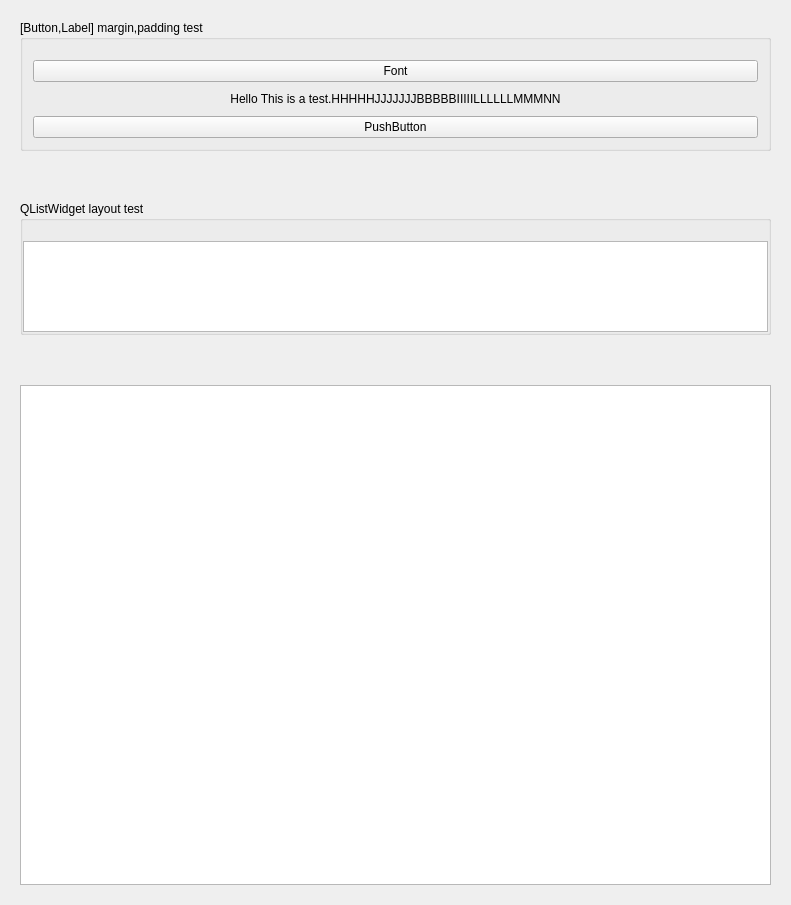
Qt form form.ui (ruoxianSun/nestpp) before a commit.
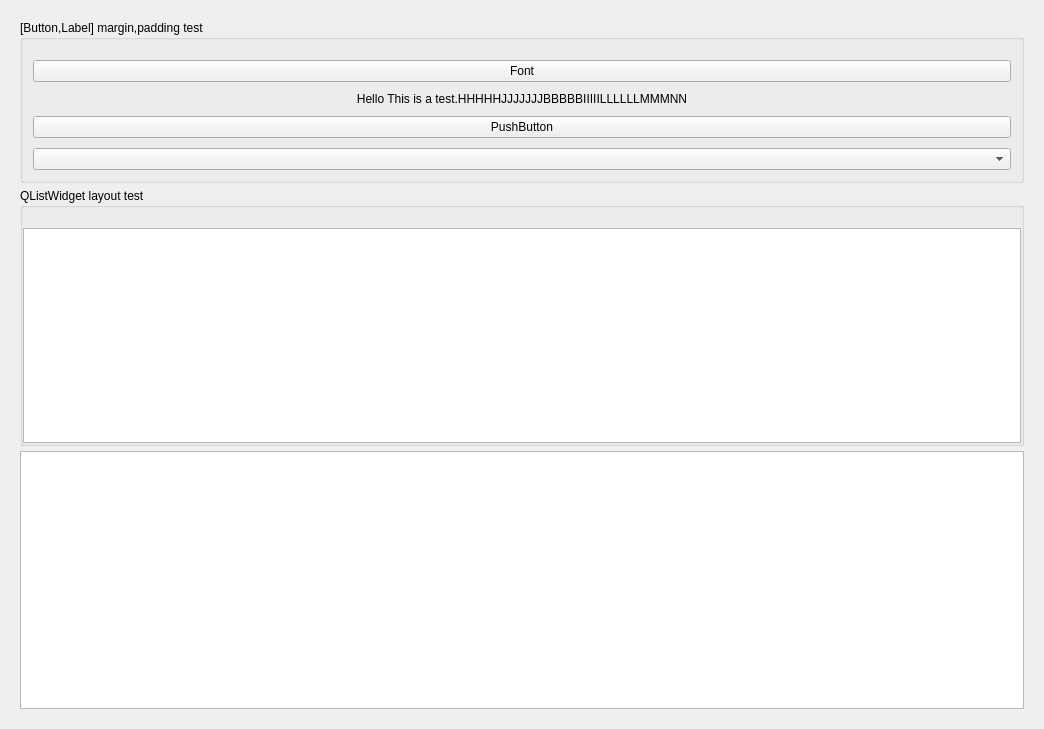
The same form after that commit. Icons and pictures are not drawn. Custom widgets are drawn as their Qt base class.

Diff of the .ui file:
```diff
--- a/form.ui
+++ b/form.ui
@@ -6,8 +6,8 @@
    <rect>
     <x>0</x>
     <y>0</y>
-    <width>787</width>
-    <height>905</height>
+    <width>1044</width>
+    <height>729</height>
    </rect>
   </property>
   <property name="windowTitle">
@@ -15,7 +15,7 @@
   </property>
   <layout class="QVBoxLayout" name="verticalLayout">
    <property name="spacing">
-    <number>50</number>
+    <number>5</number>
    </property>
    <property name="leftMargin">
     <number>20</number>
@@ -87,11 +87,20 @@
         </property>
        </widget>
       </item>
+      <item>
+       <widget class="QComboBox" name="comboBox"/>
+      </item>
      </layout>
     </widget>
    </item>
    <item>
     <widget class="QGroupBox" name="groupBox">
+     <property name="minimumSize">
+      <size>
+       <width>0</width>
+       <height>200</height>
+      </size>
+     </property>
      <property name="title">
       <string>QListWidget layout test</string>
      </property>
@@ -153,7 +162,7 @@
      <property name="minimumSize">
       <size>
        <width>0</width>
-       <height>500</height>
+       <height>250</height>
       </size>
      </property>
     </widget>
```
